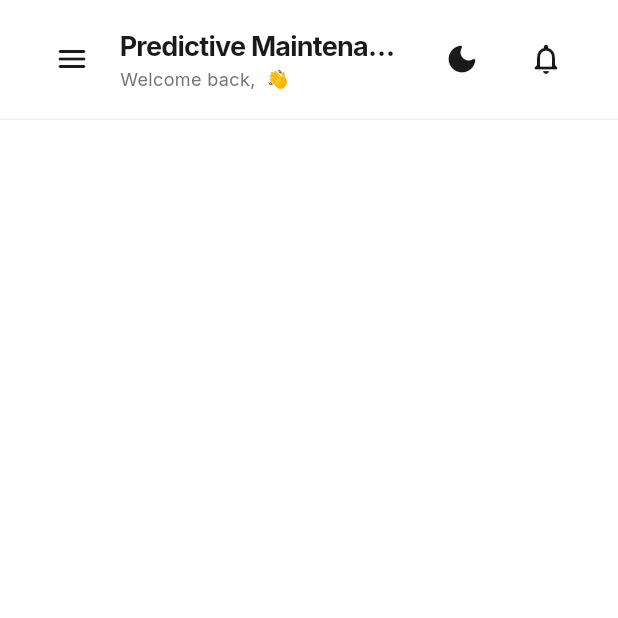
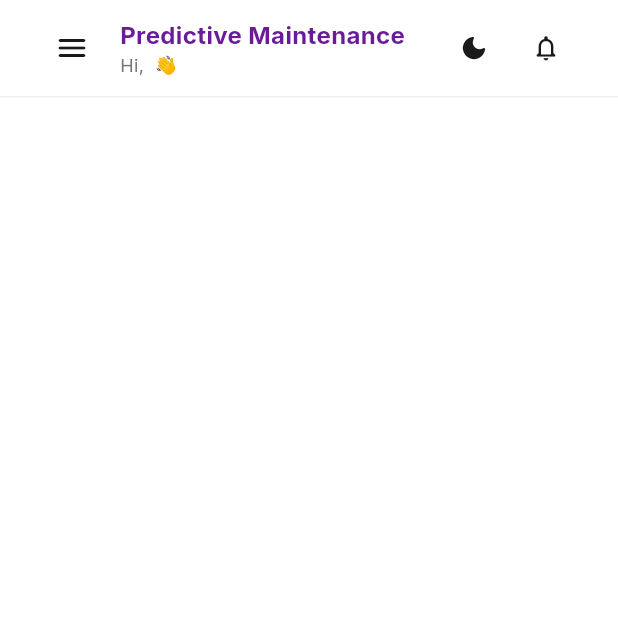
Before and after one commit to Vhybz/telecommaintt, a Flutter app: the screen it shows once a user with an empty profile is signed in, scrolled down 576 dp, after a tap on the "notifications none" icon, on a phone screen of 412 x 824 dp, the top half of it. Run offline on Flutter 3.47's test engine with Material 3 defaults, Android fonts, the phone set to English and light mode, and no system bars; our stand-ins replace dio, fl_chart, flutter_dotenv, flutter_map, flutter_riverpod, freezed_annotation and 7 more; accounts and stored records are empty; network calls fail.

Commit message:
Final mobile responsiveness polish: simplified AppBar, optimized GridView layout, and resolved horizontal table overflows

```diff
--- a/lib/features/dashboard/presentation/dashboard_screen.dart
+++ b/lib/features/dashboard/presentation/dashboard_screen.dart
@@ -45,32 +45,23 @@ class _DashboardScreenState extends ConsumerState<DashboardScreen> {
   }
 
   Widget _buildContent() {
-    switch (_selectedIndex) {
-      case 0:
-        return _buildDashboardOverview();
-      case 1:
-        return const StationListScreen();
-      case 2:
-        return const EquipmentListScreen();
-      case 3:
-        return const KpisScreen();
-      case 4:
-        return const FaultListScreen();
-      case 5:
-        return const PredictionListScreen();
-      case 6:
-        return const MaintenanceScreen();
-      case 7:
-        return const ReportsScreen();
-      case 8:
-        return const SettingsScreen();
-      case 9:
-        return const PredictiveMaintenanceForm();
-      case 10:
-        return const ProfileScreen();
-      default:
-        return _buildDashboardOverview();
-    }
+    return Container(
+      width: double.infinity,
+      child: switch (_selectedIndex) {
+        0 => _buildDashboardOverview(),
+        1 => const StationListScreen(),
+        2 => const EquipmentListScreen(),
+        3 => const KpisScreen(),
+        4 => const FaultListScreen(),
+        5 => const PredictionListScreen(),
+        6 => const MaintenanceScreen(),
+        7 => const ReportsScreen(),
+        8 => const SettingsScreen(),
+        9 => const PredictiveMaintenanceForm(),
+        10 => const ProfileScreen(),
+        _ => _buildDashboardOverview(),
+      },
+    );
   }
 
   @override
@@ -111,8 +102,7 @@ class _DashboardScreenState extends ConsumerState<DashboardScreen> {
     final profileAsync = ref.watch(userProfileProvider);
 
     return Container(
-      height: 80,
-      padding: const EdgeInsets.symmetric(horizontal: 24),
+      padding: const EdgeInsets.symmetric(horizontal: 24, vertical: 8),
       decoration: BoxDecoration(
         color: Theme.of(context).cardColor,
         border: Border(
@@ -121,6 +111,8 @@ class _DashboardScreenState extends ConsumerState<DashboardScreen> {
           ),
         ),
       ),
+      child: SafeArea(
+        bottom: false,
         child: Row(
           children: [
             if (!isDesktop) ...[
@@ -136,28 +128,27 @@ class _DashboardScreenState extends ConsumerState<DashboardScreen> {
               child: Column(
                 mainAxisAlignment: MainAxisAlignment.center,
                 crossAxisAlignment: CrossAxisAlignment.start,
+                mainAxisSize: MainAxisSize.min,
                 children: [
-                const Text(
-                  'Predictive Maintenance Dashboard',
-                  style: TextStyle(fontSize: 18, fontWeight: FontWeight.bold, letterSpacing: -0.5),
+                  Text(
+                    'Predictive Maintenance',
+                    style: TextStyle(fontSize: 16, fontWeight: FontWeight.bold, color: Theme.of(context).colorScheme.primary),
+                    maxLines: 1,
                     overflow: TextOverflow.ellipsis,
                   ),
                   profileAsync.when(
                     data: (profile) => Text(
-                    'Welcome back, ${profile?['full_name'] ?? 'User'} 👋',
+                      'Hi, ${profile?['full_name']?.split(' ').first ?? 'User'} 👋',
                       style: TextStyle(fontSize: 12, color: Theme.of(context).colorScheme.onSurfaceVariant),
                       overflow: TextOverflow.ellipsis,
                     ),
-                  loading: () => const SizedBox(height: 12, width: 100, child: LinearProgressIndicator()),
-                  error: (error, stack) => Text(
-                    'Welcome back 👋',
-                    style: TextStyle(fontSize: 12, color: Theme.of(context).colorScheme.onSurfaceVariant),
-                  ),
+                    loading: () => const SizedBox(height: 12, width: 60, child: LinearProgressIndicator()),
+                    error: (error, stack) => const Text('Welcome back 👋', style: TextStyle(fontSize: 12)),
                   ),
                 ],
               ),
             ),
-          const SizedBox(width: 16),
+            const SizedBox(width: 8),
             // Theme Toggle
             Consumer(
               builder: (context, ref, child) {
@@ -165,7 +156,7 @@ class _DashboardScreenState extends ConsumerState<DashboardScreen> {
                 return IconButton(
                   icon: Icon(
                     themeMode == ThemeMode.dark ? Icons.light_mode_rounded : Icons.dark_mode_rounded,
-                  color: Theme.of(context).colorScheme.onSurface,
+                    size: 20,
                   ),
                   onPressed: () {
                     ref.read(themeModeProvider.notifier).state =
@@ -174,27 +165,26 @@ class _DashboardScreenState extends ConsumerState<DashboardScreen> {
                 );
               },
             ),
-          const SizedBox(width: 8),
             Stack(
               children: [
                 IconButton(
-                icon: Icon(Icons.notifications_none_rounded, color: Theme.of(context).colorScheme.onSurface),
-                onPressed: () => setState(() => _selectedIndex = 4), // Go to Alerts
+                  icon: const Icon(Icons.notifications_none_rounded, size: 20),
+                  onPressed: () => setState(() => _selectedIndex = 4),
                 ),
                 ref.watch(alarmsProvider).when(
                   data: (alarms) {
                     final openAlarms = alarms.where((a) => a.status == 'Open').length;
                     if (openAlarms == 0) return const SizedBox.shrink();
                     return Positioned(
-                    right: 8,
-                    top: 8,
+                      right: 4,
+                      top: 4,
                       child: Container(
                         padding: const EdgeInsets.all(4),
                         decoration: const BoxDecoration(color: AppColors.error, shape: BoxShape.circle),
-                      constraints: const BoxConstraints(minWidth: 16, minHeight: 16),
+                        constraints: const BoxConstraints(minWidth: 14, minHeight: 14),
                         child: Text(
                           openAlarms > 9 ? '9+' : openAlarms.toString(),
-                        style: const TextStyle(color: Colors.white, fontSize: 10, fontWeight: FontWeight.bold),
+                          style: const TextStyle(color: Colors.white, fontSize: 8, fontWeight: FontWeight.bold),
                           textAlign: TextAlign.center
                         ),
                       ),
@@ -205,27 +195,8 @@ class _DashboardScreenState extends ConsumerState<DashboardScreen> {
                 ),
               ],
             ),
-          if (isDesktop) ...[
-            const SizedBox(width: 16),
-            GestureDetector(
-              onTap: () => setState(() => _selectedIndex = 10),
-              child: profileAsync.when(
-                data: (profile) => CircleAvatar(
-                  radius: 18,
-                  backgroundColor: Theme.of(context).colorScheme.primary,
-                  backgroundImage: profile?['avatar_url'] != null
-                      ? NetworkImage(profile!['avatar_url'])
-                      : null,
-                  child: profile?['avatar_url'] == null
-                      ? const Icon(Icons.person, color: Colors.white, size: 22)
-                      : null,
+          ],
         ),
-                loading: () => const CircleAvatar(radius: 18, child: SizedBox(width: 12, height: 12, child: CircularProgressIndicator(strokeWidth: 2))),
-                error: (error, stack) => const CircleAvatar(radius: 18, child: Icon(Icons.person)),
-              ),
-            ),
-          ],
-        ],
       ),
     );
   }
@@ -486,18 +457,18 @@ class _DashboardScreenState extends ConsumerState<DashboardScreen> {
 
     return Card(
       child: Padding(
-        padding: const EdgeInsets.all(20.0),
+        padding: const EdgeInsets.all(16.0),
         child: Column(
           crossAxisAlignment: CrossAxisAlignment.start,
           children: [
             const Row(
               mainAxisAlignment: MainAxisAlignment.spaceBetween,
               children: [
-                Text('Fault Prediction Summary', style: TextStyle(fontSize: 16, fontWeight: FontWeight.bold)),
+                Text('Fault Predictions', style: TextStyle(fontSize: 16, fontWeight: FontWeight.bold)),
                 Icon(Icons.more_horiz),
               ],
             ),
-            const SizedBox(height: 20),
+            const SizedBox(height: 16),
             predictionsAsync.when(
               data: (predictions) {
                 if (predictions.isEmpty) return const Center(child: Text('No predictions available'));
@@ -505,16 +476,8 @@ class _DashboardScreenState extends ConsumerState<DashboardScreen> {
 
                 return SingleChildScrollView(
                   scrollDirection: Axis.horizontal,
-                  child: ConstrainedBox(
-                    constraints: const BoxConstraints(minWidth: 600),
                   child: Table(
-                      columnWidths: const {
-                        0: FlexColumnWidth(2),
-                        1: FlexColumnWidth(2),
-                        2: FlexColumnWidth(1),
-                        3: FlexColumnWidth(1),
-                        4: FlexColumnWidth(1.2),
-                      },
+                    defaultColumnWidth: const IntrinsicColumnWidth(),
                     children: [
                       _buildTableHeader(),
                       ...displayPredictions.map((p) {
@@ -522,7 +485,7 @@ class _DashboardScreenState extends ConsumerState<DashboardScreen> {
                         if (p.riskLevel == 'High') status = 'Urgent';
                         if (p.riskLevel == 'Medium') status = 'Review';
 
-                          final stationName = stationsAsync.asData?.value.where((s) => s.id == p.stationId).firstOrNull?.name ?? 'Unknown Site';
+                        final stationName = stationsAsync.asData?.value.where((s) => s.id == p.stationId).firstOrNull?.name ?? 'Unknown';
 
                         return _buildTableRow(
                           stationName,
@@ -533,7 +496,6 @@ class _DashboardScreenState extends ConsumerState<DashboardScreen> {
                         );
                       }),
                     ],
-                    ),
                   ),
                 );
               },
```
Also changed, not shown: pubspec.lock. Lines whose indentation alone changed are shown as unchanged.
